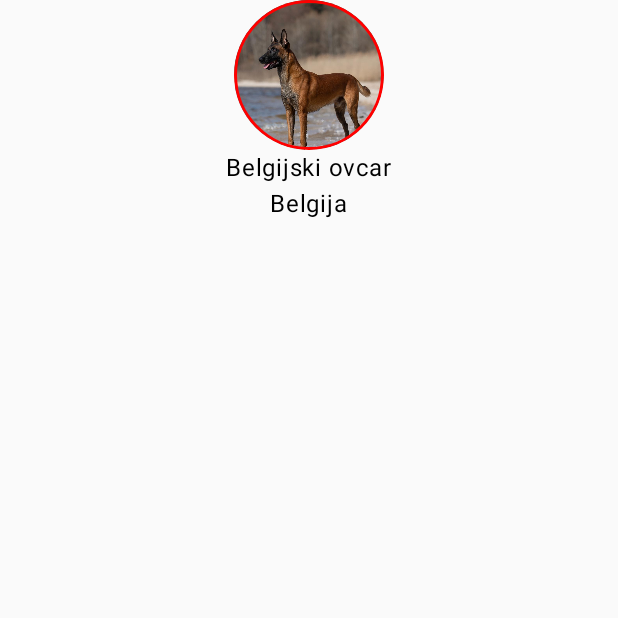
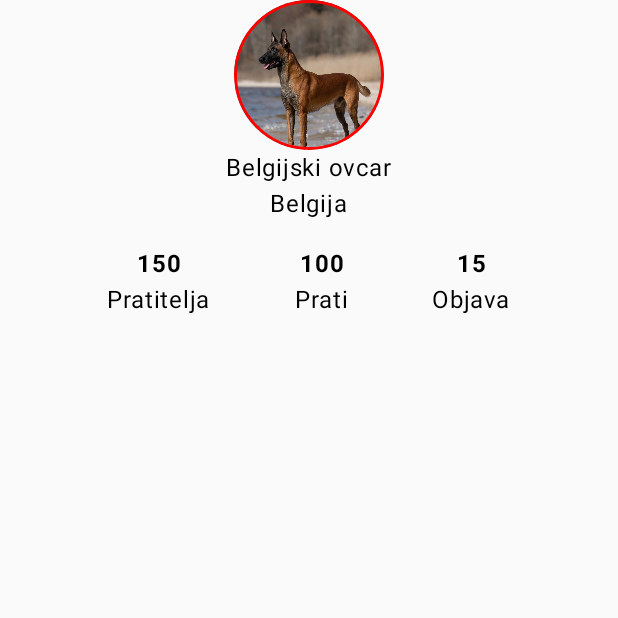
Before and after one commit to pklaric22/DogProfilePage---Android---Jetpack-Compose, an Android app built with Jetpack Compose: the screen it shows after launch (MainActivity), on a phone screen of 412 x 824 dp, the top half of it. Run offline under Robolectric (Android 15) with nearby library versions, the phone set to English and light mode, and no system bars.

Commit message:
State of application before ProfileStats function

```diff
--- a/app/src/main/java/com/example/dogprofilepage/ProflePage.kt
+++ b/app/src/main/java/com/example/dogprofilepage/ProflePage.kt
@@ -4,8 +4,12 @@ import android.graphics.Color
 import android.media.Image
 import androidx.compose.foundation.Image
 import androidx.compose.foundation.border
+import androidx.compose.foundation.layout.Arrangement
 import androidx.compose.foundation.layout.Column
+import androidx.compose.foundation.layout.Row
 import androidx.compose.foundation.layout.fillMaxSize
+import androidx.compose.foundation.layout.fillMaxWidth
+import androidx.compose.foundation.layout.padding
 import androidx.compose.foundation.layout.size
 import androidx.compose.foundation.shape.CircleShape
 import androidx.compose.material3.Text
@@ -16,6 +20,7 @@ import androidx.compose.ui.draw.clip
 import androidx.compose.ui.layout.ContentScale
 import androidx.compose.ui.res.painterResource
 import androidx.compose.ui.semantics.Role.Companion.Image
+import androidx.compose.ui.text.font.FontWeight
 import androidx.compose.ui.tooling.preview.Preview
 import androidx.compose.ui.unit.dp
 @Composable
@@ -38,10 +43,40 @@ fun ProfilePage() {
                 ),
             contentScale = ContentScale.Crop
         )
+
         Text(text = "Belgijski ovcar")
         Text(text = "Belgija")
+
+        Row (
+            horizontalArrangement = Arrangement.SpaceEvenly,
+            modifier = Modifier.fillMaxWidth().padding(16.dp)
+        ){
+            Column (
+                horizontalAlignment = Alignment.CenterHorizontally
+            ){
+                Text(text = "150", fontWeight = FontWeight.Bold)
+                Text(text = "Pratitelja")
+            }
+
+            Column (
+                horizontalAlignment = Alignment.CenterHorizontally
+            ){
+                Text(text = "100", fontWeight = FontWeight.Bold)
+                Text(text = "Prati")
+            }
+
+            Column (
+                horizontalAlignment = Alignment.CenterHorizontally
+            ){
+                Text(text = "15", fontWeight = FontWeight.Bold)
+                Text(text = "Objava")
+            }
+        }
+
     }
 }
+
+
 
 @Preview(showBackground = true)
 @Composable
```
